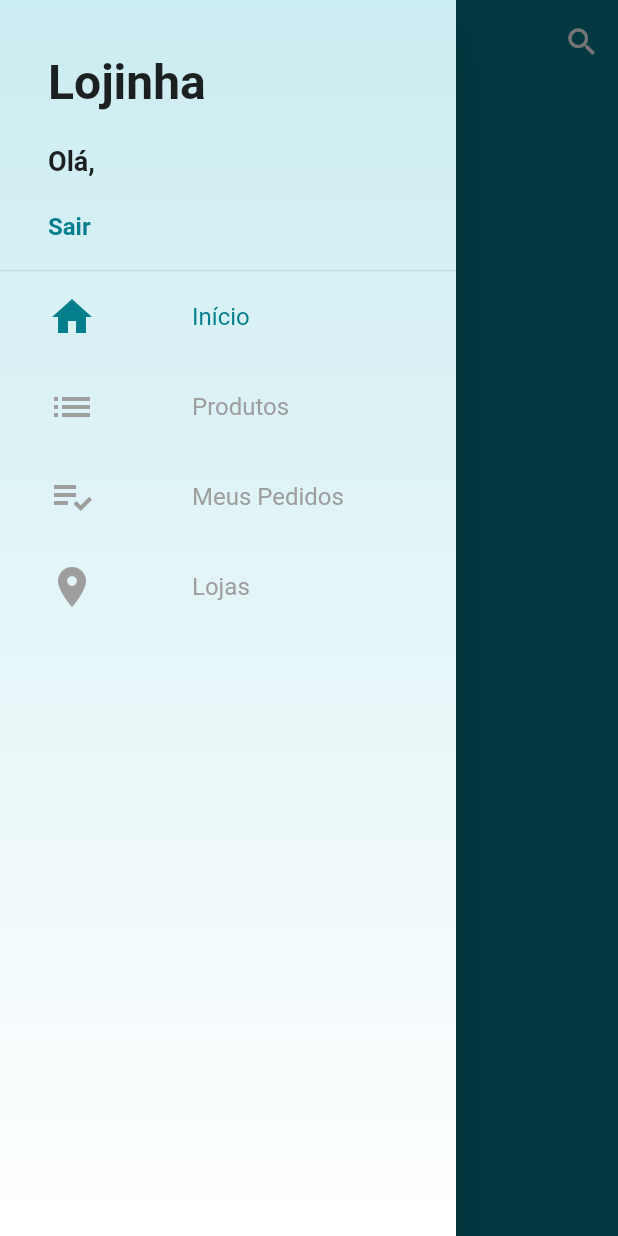
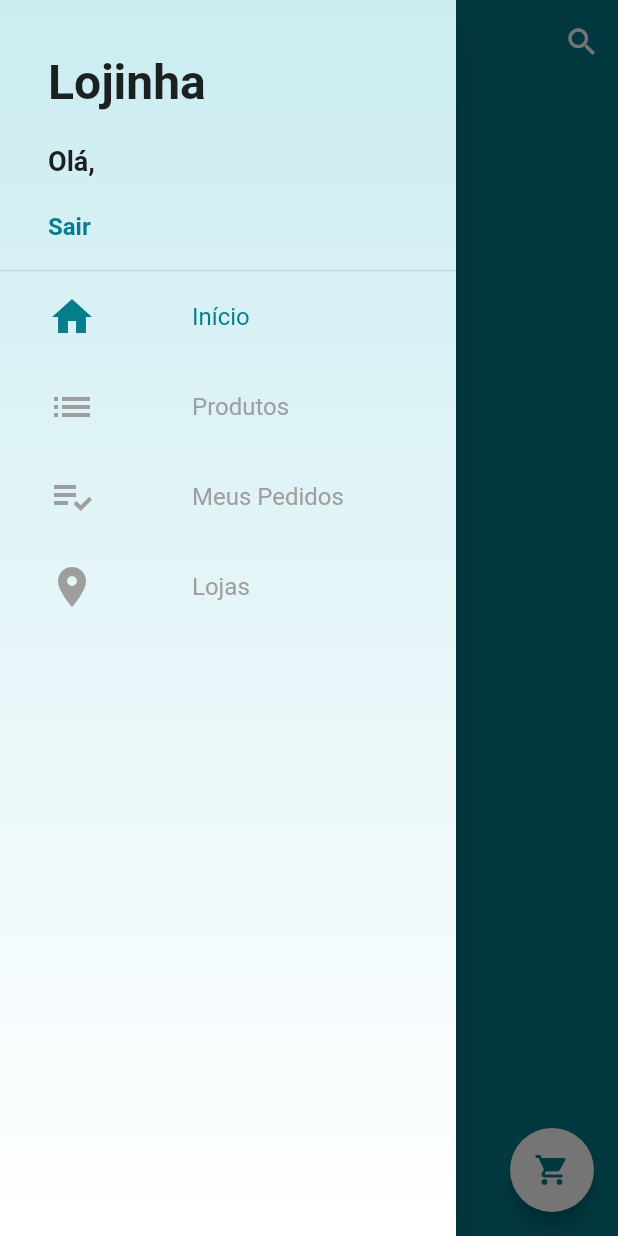
Before and after one commit to Luiz-fss/loja_virtual_completa, a Flutter app: the ListagemProdutos screen opened directly, with the side drawer open, on a phone screen of 412 x 824 dp. Run offline on Flutter 3.47's test engine with Material 2 defaults, Android fonts, the phone set to English and light mode, and no system bars; our stand-ins replace banner_carousel, cloud_firestore, firebase_auth, firebase_core; missing offline and left inert: dart:ffi; accounts and stored records are empty.

Commit message:
Salvando os produtos no carrinho

```diff
--- a/lib/models/produto.dart
+++ b/lib/models/produto.dart
@@ -34,7 +34,6 @@ class Produto extends ChangeNotifier{
   TamanhoItem get selecionarTamanho  => _tamanhoSelecionado!;
   set selecionarTamanho(TamanhoItem valor){
     _tamanhoSelecionado = valor;
-    print("notificou");
     notifyListeners();
   }
 
@@ -61,4 +60,5 @@ class Produto extends ChangeNotifier{
     }
   }
 
+
 }
--- a/lib/telas/produtos/listagem-produtos.dart
+++ b/lib/telas/produtos/listagem-produtos.dart
@@ -80,6 +80,14 @@ class ListagemProdutos extends StatelessWidget {
           );
         },
       ),
+      floatingActionButton: FloatingActionButton(
+        backgroundColor: Colors.white,
+        foregroundColor: Theme.of(context).primaryColor,
+        onPressed: (){
+          Navigator.of(context).pushNamed("/tela-carrinho");
+        },
+        child: Icon(Icons.shopping_cart),
+      ),
     );
   }
 }
```
Also changed, not shown: lib/models/gerenciador-cart.dart (+9 -2 lines), lib/models/produto-cart.dart (+16 -2 lines).
